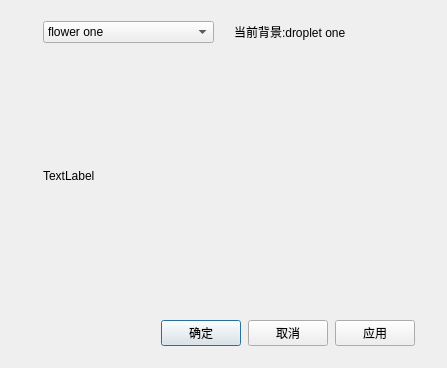
Qt form Shaderpad/bgimagedialog.ui (ZeusYang/Shaderpad--plusplus) before a commit.
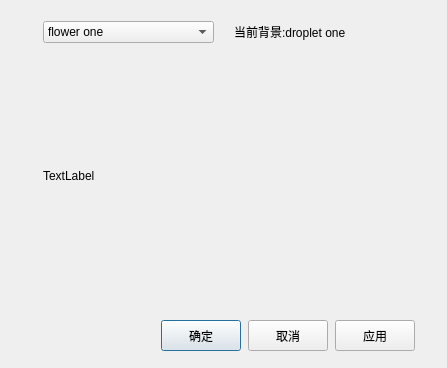
The same form after that commit.

The edit to the form file:
```diff
--- a/Shaderpad/bgimagedialog.ui
+++ b/Shaderpad/bgimagedialog.ui
@@ -25,14 +25,14 @@
      <x>160</x>
      <y>320</y>
      <width>256</width>
-     <height>26</height>
+     <height>31</height>
     </rect>
    </property>
    <layout class="QHBoxLayout" name="horizontalLayout_2">
     <item>
      <widget class="QPushButton" name="pushButtonSure">
       <property name="sizePolicy">
-       <sizepolicy hsizetype="Fixed" vsizetype="Fixed">
+       <sizepolicy hsizetype="Fixed" vsizetype="Preferred">
         <horstretch>0</horstretch>
         <verstretch>0</verstretch>
        </sizepolicy>
@@ -45,7 +45,7 @@
     <item>
      <widget class="QPushButton" name="pushButtonCancel">
       <property name="sizePolicy">
-       <sizepolicy hsizetype="Fixed" vsizetype="Fixed">
+       <sizepolicy hsizetype="Fixed" vsizetype="Preferred">
         <horstretch>0</horstretch>
         <verstretch>0</verstretch>
        </sizepolicy>
@@ -58,7 +58,7 @@
     <item>
      <widget class="QPushButton" name="pushButtonApply">
       <property name="sizePolicy">
-       <sizepolicy hsizetype="Fixed" vsizetype="Fixed">
+       <sizepolicy hsizetype="Fixed" vsizetype="Preferred">
         <horstretch>0</horstretch>
         <verstretch>0</verstretch>
        </sizepolicy>
```
